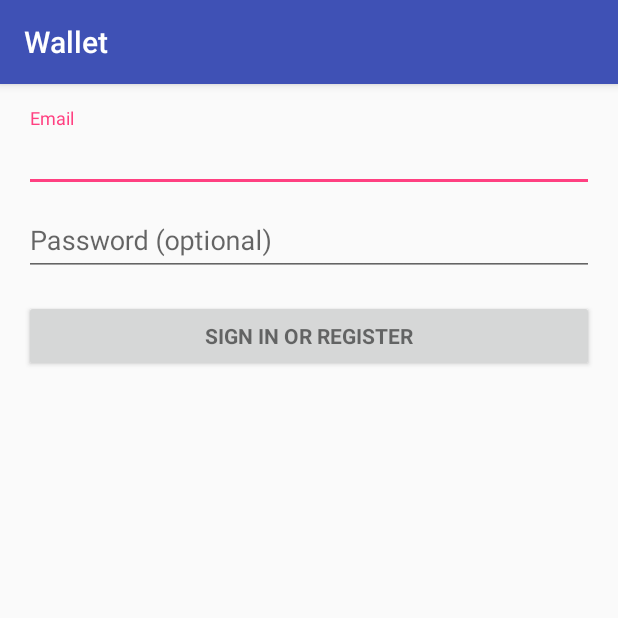
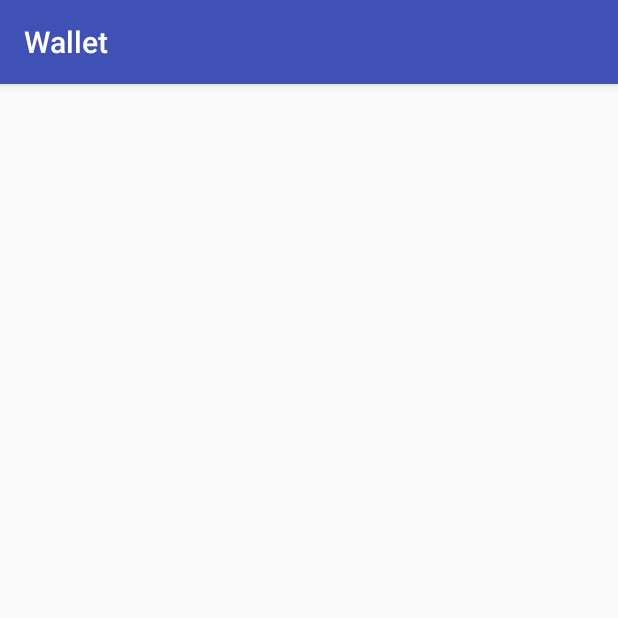
Before and after one commit to Vincent-Carrier/OmnigateWallet, an Android app: the screen it shows after launch (LoginActivity), on a phone screen of 412 x 824 dp, the top half of it. Run offline under Robolectric (Android 15) with nearby library versions, the phone set to English and light mode, and no system bars; libraries missing offline, so code that uses them is left out: net.openid.appauth, org.jetbrains.anko; 1 statement that could not run was skipped.

Commit message:
Initial commit

```diff
--- a/app/build.gradle
+++ b/app/build.gradle
@@ -72,6 +72,8 @@ dependencies {
     implementation 'com.jakewharton.retrofit:retrofit2-rxjava2-adapter:1.0.0'
     implementation 'com.squareup.retrofit2:converter-gson:2.3.0'
 
+    implementation 'net.openid:appauth:0.2.0'
+
     implementation 'com.airbnb.android:epoxy:2.4.0'
     kapt 'com.airbnb.android:epoxy-processor:2.4.0'
 
--- a/app/src/main/java/com/omnigate/wallet/data/Repositories.kt
+++ b/app/src/main/java/com/omnigate/wallet/data/Repositories.kt
@@ -1,6 +1,6 @@
 package com.omnigate.wallet.data
 
-import com.omnigate.wallet.models.User
+import com.omnigate.wallet.OmnigateApp
 import javax.inject.Inject
 
 /* These classes are responsible for abstracting access to different data sources i.e.
@@ -12,4 +12,7 @@ abstract class Repository<out T : Any> {
 	val cache: T? = null
 }
 
-class UserRepository : Repository<User>()
+object UserRepository {
+	@Inject lateinit var api: OmnigateApi
+	init { OmnigateApp.netComponent.inject(this)	}
+}
--- a/app/src/main/java/com/omnigate/wallet/injection/Retrofit.kt
+++ b/app/src/main/java/com/omnigate/wallet/injection/Retrofit.kt
@@ -2,8 +2,7 @@ package com.omnigate.wallet.injection
 
 import com.jakewharton.retrofit2.adapter.rxjava2.RxJava2CallAdapterFactory
 import com.omnigate.wallet.data.OmnigateApi
-import com.omnigate.wallet.data.Repository
-import com.omnigate.wallet.models.User
+import com.omnigate.wallet.data.UserRepository
 import dagger.Component
 import dagger.Module
 import dagger.Provides
@@ -48,5 +47,5 @@ class NetModule(private val baseUrl: String = "https://dev.omnigate/api/v1/") {
 @Component(modules = arrayOf(NetModule::class))
 interface NetComponent {
 	/* Dagger does not accept abstract generics types i.e. Repository<T> */
-	fun inject(repository: Repository<User>)
+	fun inject(repository: UserRepository)
 }
--- a/app/src/main/java/com/omnigate/wallet/screens/login/LoginActivity.kt
+++ b/app/src/main/java/com/omnigate/wallet/screens/login/LoginActivity.kt
@@ -1,13 +1,32 @@
 package com.omnigate.wallet.screens.login
 
+import android.net.Uri
 import android.os.Bundle
 import android.support.v7.app.AppCompatActivity
-import com.omnigate.wallet.R.layout
+import com.omnigate.wallet.R
+import net.openid.appauth.AuthorizationServiceConfiguration
+import org.jetbrains.anko.AnkoLogger
+import org.jetbrains.anko.debug
+import kotlin.properties.Delegates
 
-class LoginActivity : AppCompatActivity() {
+
+
+class LoginActivity : AppCompatActivity(), AnkoLogger {
+
+	var accessToken: String by Delegates.observable("") {
+		_, old, new -> debug("$old -> $new")
+	}
 
 	override fun onCreate(savedInstanceState: Bundle?) {
 		super.onCreate(savedInstanceState)
-		setContentView(layout.activity_login)
+		setContentView(R.layout.activity_login)
+		val LOGIN_URL = "https://dev.omnigate.com/auth/authorize" +
+				"?response_type=code&client_id=00000000&redirect_uri=about:blank"
+
+		val serviceConfiguration = AuthorizationServiceConfiguration(
+				Uri.parse("https://accounts.google.com/o/oauth2/v2/auth"),
+				Uri.parse("https://www.googleapis.com/oauth2/v4/token")
+		)
+
 	}
 }
--- a/app/src/main/res/layout/activity_login.xml
+++ b/app/src/main/res/layout/activity_login.xml
@@ -1,77 +1,9 @@
-<LinearLayout xmlns:android="http://schemas.android.com/apk/res/android"
-              xmlns:tools="http://schemas.android.com/tools"
-              android:layout_width="match_parent"
-              android:layout_height="match_parent"
-              android:gravity="center_horizontal"
-              android:orientation="vertical"
-              android:paddingBottom="@dimen/activity_vertical_margin"
-              android:paddingLeft="@dimen/activity_horizontal_margin"
-              android:paddingRight="@dimen/activity_horizontal_margin"
-              android:paddingTop="@dimen/activity_vertical_margin"
-              tools:context="com.omnigate.wallet.screens.login.LoginActivity">
+<android.support.constraint.ConstraintLayout
+    xmlns:android="http://schemas.android.com/apk/res/android"
+    xmlns:tools="http://schemas.android.com/tools"
+    android:layout_width="match_parent"
+    android:layout_height="match_parent"
+    android:gravity="center_horizontal"
+    tools:context="com.omnigate.wallet.screens.login.LoginActivity">
 
-    <!-- Login progress -->
-    <ProgressBar
-        android:id="@+id/login_progress"
-        style="?android:attr/progressBarStyleLarge"
-        android:layout_width="wrap_content"
-        android:layout_height="wrap_content"
-        android:layout_marginBottom="8dp"
-        android:visibility="gone"/>
-
-    <ScrollView
-        android:id="@+id/login_form"
-        android:layout_width="match_parent"
-        android:layout_height="match_parent">
-
-        <LinearLayout
-            android:id="@+id/email_login_form"
-            android:layout_width="match_parent"
-            android:layout_height="wrap_content"
-            android:orientation="vertical">
-
-            <android.support.design.widget.TextInputLayout
-                android:layout_width="match_parent"
-                android:layout_height="wrap_content">
-
-                <AutoCompleteTextView
-                    android:id="@+id/email"
-                    android:layout_width="match_parent"
-                    android:layout_height="wrap_content"
-                    android:hint="@string/prompt_email"
-                    android:inputType="textEmailAddress"
-                    android:maxLines="1"
-                    android:singleLine="true"/>
-
-            </android.support.design.widget.TextInputLayout>
-
-            <android.support.design.widget.TextInputLayout
-                android:layout_width="match_parent"
-                android:layout_height="wrap_content">
-
-                <EditText
-                    android:id="@+id/password"
-                    android:layout_width="match_parent"
-                    android:layout_height="wrap_content"
-                    android:hint="@string/prompt_password"
-                    android:imeActionId="6"
-                    android:imeActionLabel="@string/action_sign_in_short"
-                    android:imeOptions="actionUnspecified"
-                    android:inputType="textPassword"
-                    android:maxLines="1"
-                    android:singleLine="true"/>
-
-            </android.support.design.widget.TextInputLayout>
-
-            <Button
-                android:id="@+id/email_sign_in_button"
-                style="?android:textAppearanceSmall"
-                android:layout_width="match_parent"
-                android:layout_height="wrap_content"
-                android:layout_marginTop="16dp"
-                android:text="@string/action_sign_in"
-                android:textStyle="bold"/>
-
-        </LinearLayout>
-    </ScrollView>
-</LinearLayout>
+</android.support.constraint.ConstraintLayout>
```
Also changed, not shown: 1 other file.
